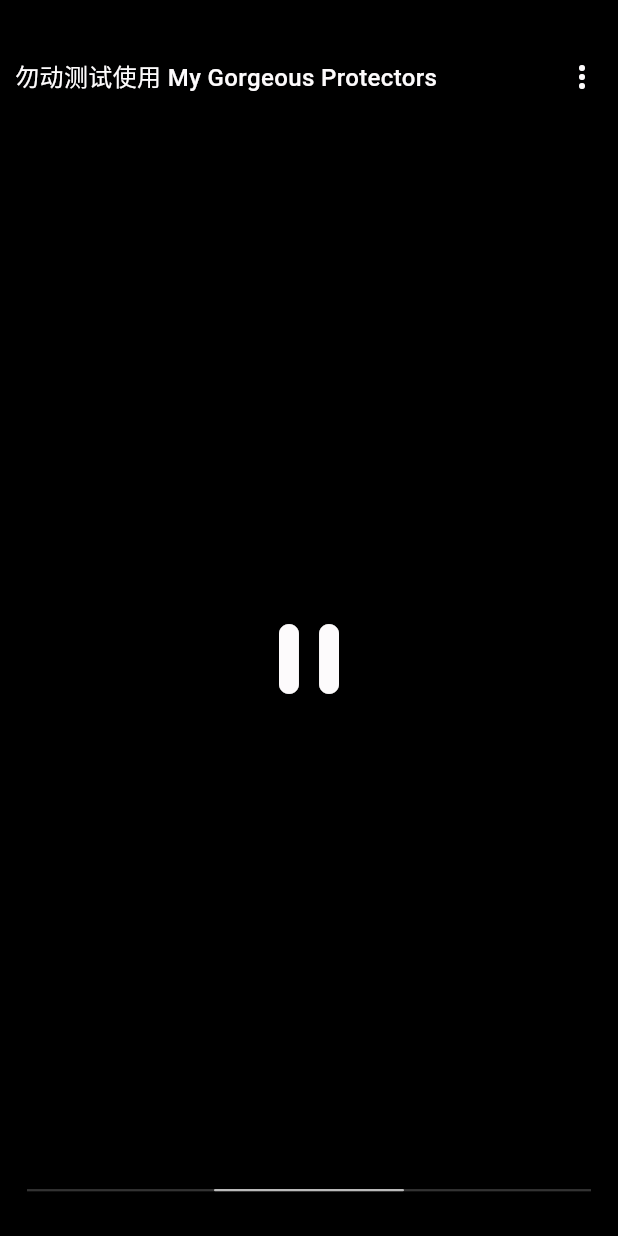
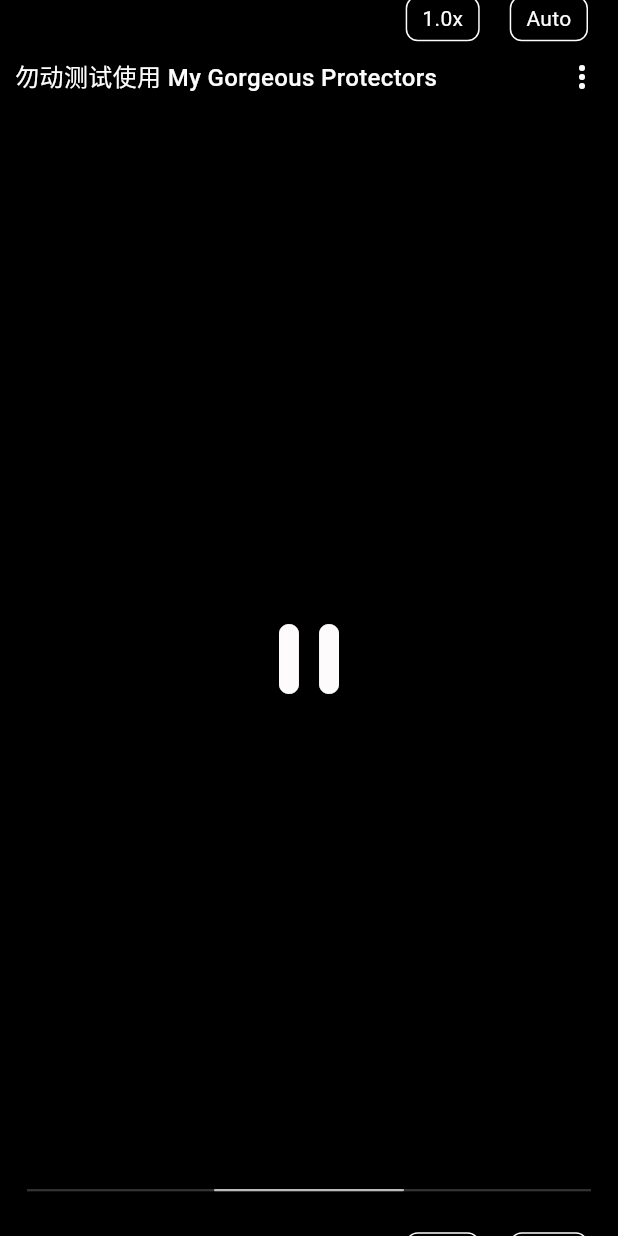
Before and after one commit to butterflyXX/flutter_video_player, a Flutter app: the screen it shows after launch, scrolled down 576 dp, on a phone screen of 412 x 824 dp. Run offline on Flutter 3.47's test engine with Material 3 defaults, Android fonts, the phone set to English and light mode, and no system bars; our stand-ins replace flutter_riverpod, flutter_screenutil; missing offline and left inert: dart_scope_functions, super_player; statements that could not run were skipped.

Commit message:
播放速度

```diff
--- a/lib/video_list_controller.dart
+++ b/lib/video_list_controller.dart
@@ -12,7 +12,7 @@ class VideoListController {
 
   VideoPlayerController _inflateController(String url) {
     setCount(true);
-    final controller = VideoPlayerController();
+    final controller = VideoPlayerController(this);
     controller.initialize().then((_) async {
       controller.setLoop(true);
       controller.setAutoPlay(isAutoPlay: false);
--- a/lib/video_player_controller.dart
+++ b/lib/video_player_controller.dart
@@ -3,9 +3,10 @@ import 'dart:async';
 import 'package:flutter/cupertino.dart';
 import 'package:flutter/material.dart';
 import 'package:super_player/super_player.dart';
-import 'package:video_player/global.dart';
+import 'package:video_player/video_list_controller.dart';
 
 class VideoPlayerController extends TXVodPlayerController {
+  final VideoListController groupController;
   double rate = 1;
   String? url;
   final aspectRatio = ValueNotifier<double>(0);
@@ -27,7 +28,7 @@ class VideoPlayerController extends TXVodPlayerController {
     return _initializeCompleter.future;
   }
 
-  VideoPlayerController() {
+  VideoPlayerController(this.groupController) {
     _subscription = onPlayerEventBroadcast.listen((event) async {
       if(event["event"] == TXVodPlayEvent.PLAY_EVT_VOD_PLAY_PREPARED) {
         //加载完毕,可以执行播放或者暂停
--- a/lib/widget/video_control_widget.dart
+++ b/lib/widget/video_control_widget.dart
@@ -4,6 +4,7 @@ import 'package:super_player/super_player.dart';
 import 'package:video_player/global.dart';
 import 'package:video_player/video_player_controller.dart';
 import 'package:video_player/widget/progress_bar.dart';
+import 'package:video_player/widget/speed_dialog.dart';
 
 class VideoControlWidget extends StatefulWidget {
   final VideoPlayerController controller;
@@ -32,7 +33,39 @@ class _VideoControlWidgetState extends State<VideoControlWidget> {
               child: ProgressBar(controller: controller),
             ),
             SizedBox(
-              height: ScreenUtil().bottomBarHeight + 50,
+              height: 20,
+            ),
+            Row(
+              mainAxisAlignment: MainAxisAlignment.end,
+              children: [
+                ValueListenableBuilder(
+                  valueListenable: widget.controller.groupController.speed,
+                  builder: (context, speed, _) {
+                    return speedWidget(
+                      "${speed}x",
+                      onTap: () {
+                        showModalBottomSheet(
+                          context: context,
+                          builder: (context) {
+                            return SpeedDialog(
+                              selected: speed,
+                              onTap: (value) {
+                                widget.controller.groupController.setSpeed(value);
+                              },
+                            );
+                          },
+                        );
+                      },
+                    );
+                  },
+                ),
+                const SizedBox(width: 20),
+                speedWidget("Auto"),
+                const SizedBox(width: 20),
+              ],
+            ),
+            SizedBox(
+              height: ScreenUtil().bottomBarHeight,
             ),
           ],
         ),
@@ -60,4 +93,24 @@ class _VideoControlWidgetState extends State<VideoControlWidget> {
       ],
     );
   }
+
+  Widget speedWidget(String title, {VoidCallback? onTap}) {
+    return GestureDetector(
+      onTap: onTap,
+      child: Container(
+        height: 30,
+        padding: const EdgeInsets.symmetric(horizontal: 10),
+        decoration: BoxDecoration(
+            borderRadius: BorderRadius.circular(8),
+            // color: Colors.white,
+            border: Border.all(color: color)),
+        child: Center(
+          child: Text(
+            title,
+            style: const TextStyle(color: color),
+          ),
+        ),
+      ),
+    );
+  }
 }
```
Also changed, not shown: lib/widget/speed_dialog.dart (added, +61 -0 lines).
